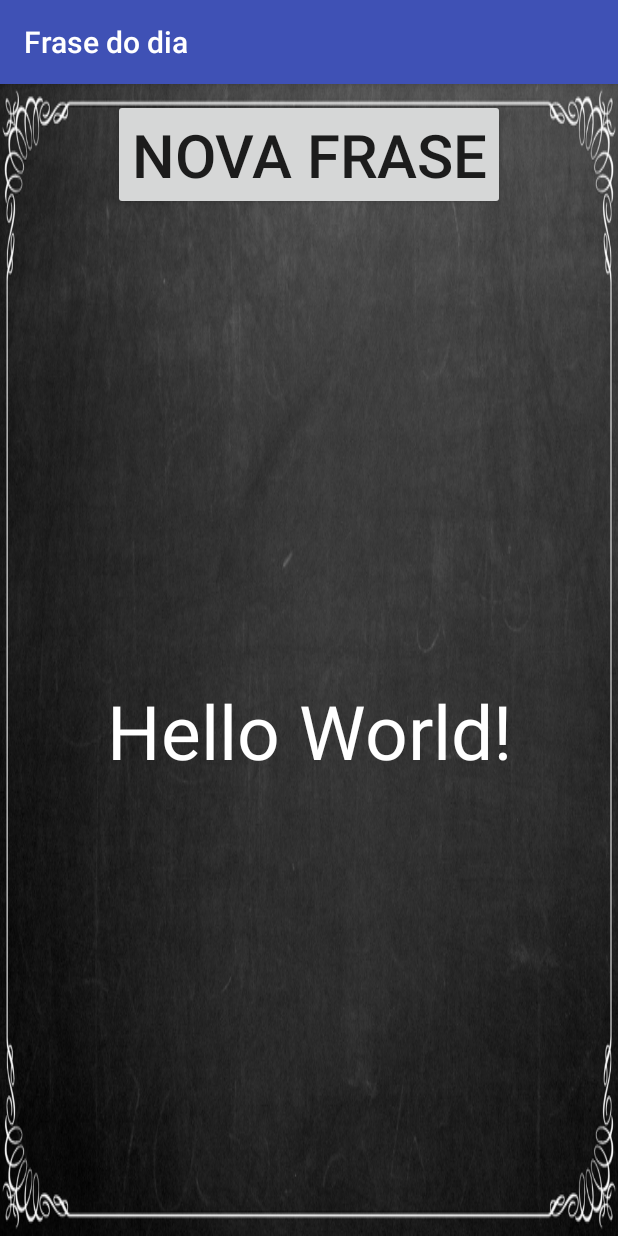
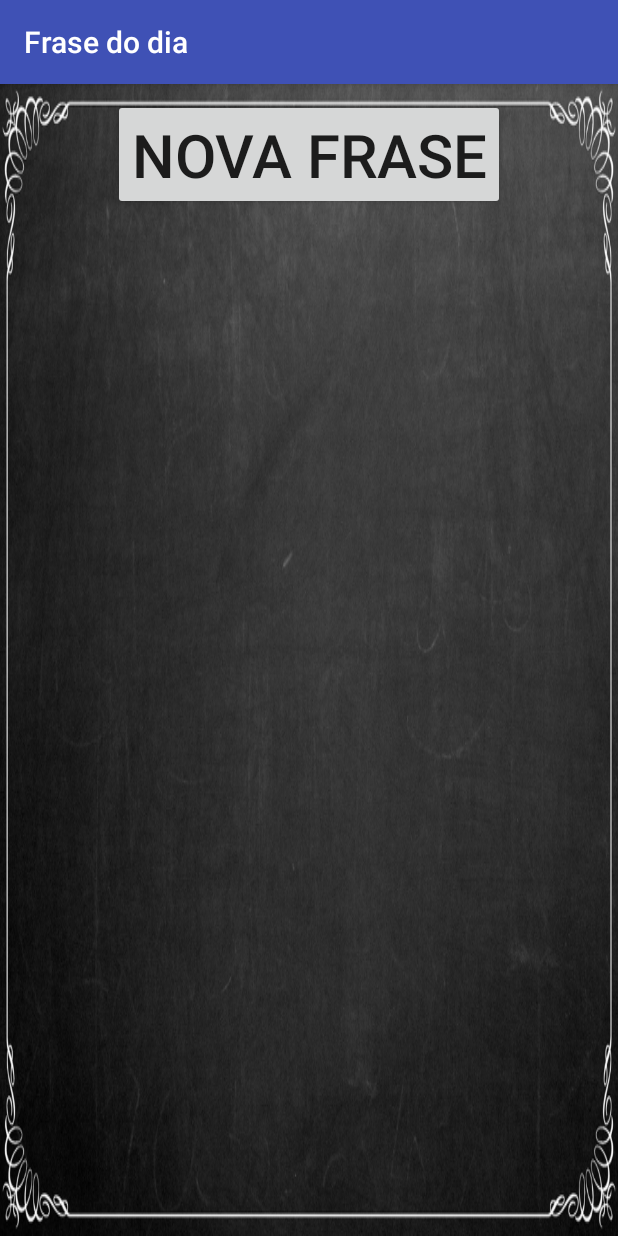
Before and after one commit to franciscojsc/frase-do-dia-app, an Android app: the screen it shows after launch (MainActivity), on a phone screen of 412 x 824 dp. Run offline under Robolectric (Android 15) with nearby library versions, the phone set to English and light mode, and no system bars.

Commit message:
Gerando frases aleatórias

```diff
--- a/app/src/main/java/br/com/franciscochaves/frasedodia/MainActivity.java
+++ b/app/src/main/java/br/com/franciscochaves/frasedodia/MainActivity.java
@@ -2,12 +2,40 @@ package br.com.franciscochaves.frasedodia;
 
 import android.support.v7.app.AppCompatActivity;
 import android.os.Bundle;
+import android.view.View;
+import android.widget.Button;
+import android.widget.TextView;
+
+import java.util.Random;
 
 public class MainActivity extends AppCompatActivity {
+
+    private TextView textoNovaFrase;
+    private Button botaoNovaFrase;
+
+    private String[] frases = {
+            "Se você raçar metas absurdamente altas e falhar, seu fracasso será muito melhor que o sucesso de todos",
+            "O sucesso normalmente vem para que setá ocupado demais para procurar por ele",
+            "Se você não está disposto a arriscar, esteja disposto a uma vida comum"
+    };
 
     @Override
     protected void onCreate(Bundle savedInstanceState) {
         super.onCreate(savedInstanceState);
         setContentView(R.layout.activity_main);
+
+        textoNovaFrase = findViewById(R.id.text_nova_frase);
+        botaoNovaFrase = findViewById(R.id.button_nova_frase);
+
+        //textoNovaFrase.setText(frases[0]);
+        botaoNovaFrase.setOnClickListener(new View.OnClickListener() {
+            @Override
+            public void onClick(View view) {
+                Random random = new Random();
+                int numeroAleatorio = random.nextInt(frases.length);
+
+                textoNovaFrase.setText(frases[numeroAleatorio]);
+            }
+        });
     }
 }
--- a/app/src/main/res/layout/activity_main.xml
+++ b/app/src/main/res/layout/activity_main.xml
@@ -9,6 +9,7 @@
     xmlns:android="http://schemas.android.com/apk/res/android">
 
     <Button
+        android:id="@+id/button_nova_frase"
         android:layout_width="wrap_content"
         android:layout_height="wrap_content"
         android:textSize="40sp"
@@ -18,10 +19,11 @@
         />
 
     <TextView
+        android:id="@+id/text_nova_frase"
         android:layout_width="match_parent"
         android:layout_height="match_parent"
-        android:text="Hello World!"
-        android:textSize="50sp"
+        android:text=""
+        android:textSize="30sp"
         android:textColor="#fff"
         android:gravity="center"
         />
```
